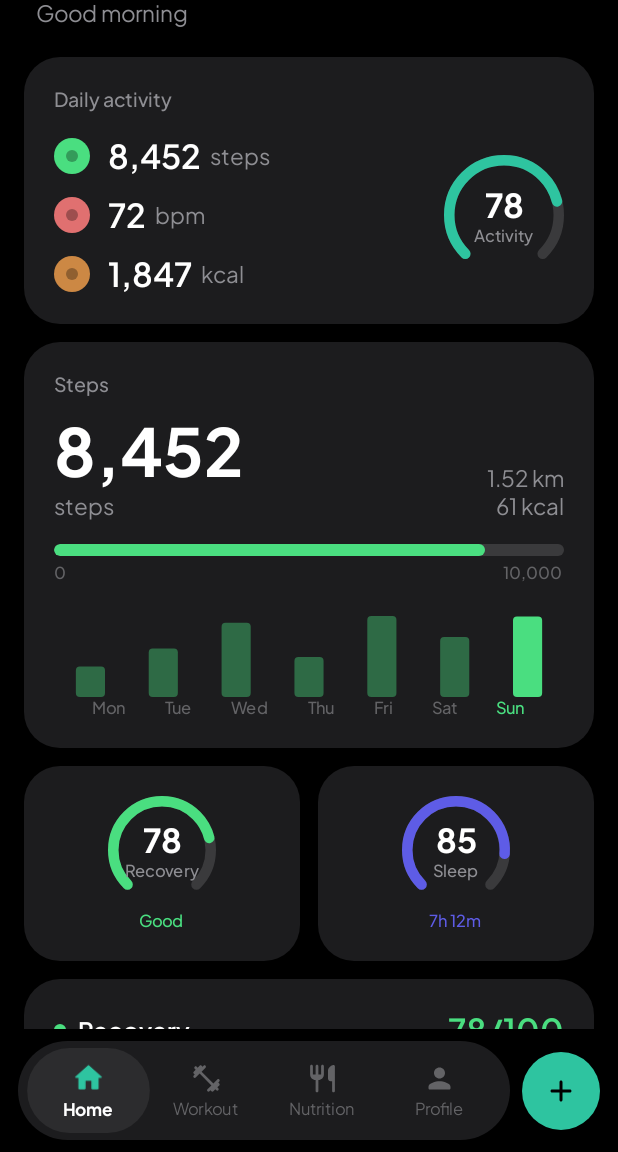
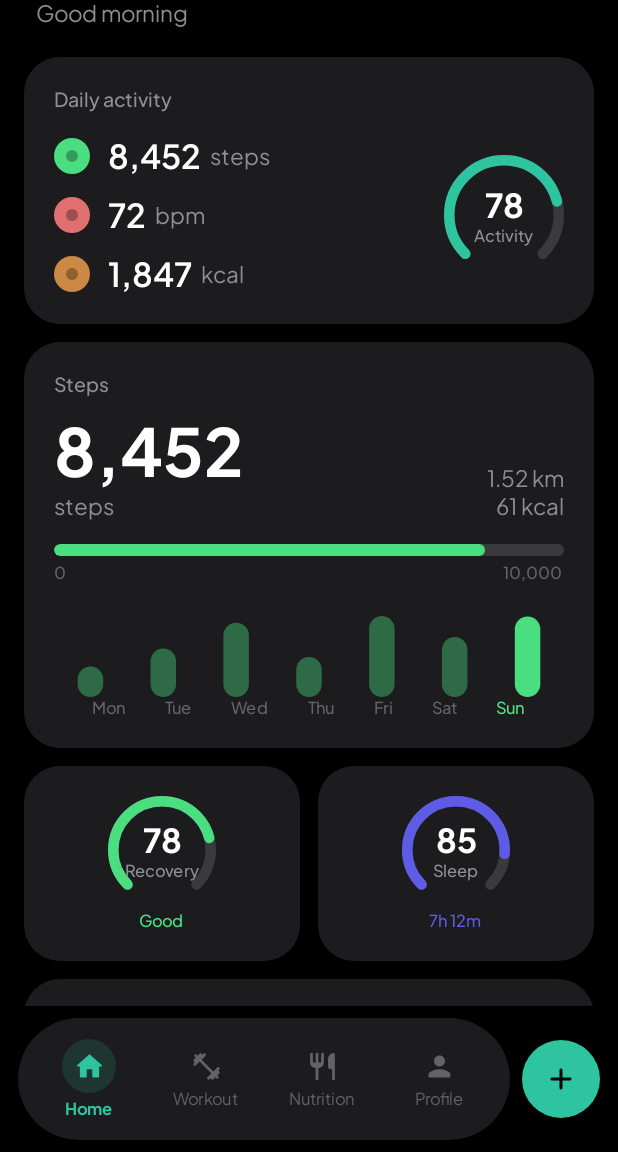
Before and after one commit to ajayaj2001/VEYRA, an Android app built with Jetpack Compose: the HomeScreen screen opened through its navigation route, on a phone screen of 412 x 824 dp, the part 84-1236 px from its top. Run offline under Robolectric (Android 15) with nearby library versions, the phone set to English and light mode, and no system bars.

Commit message:
fix: Capsule bars, heart rate wave, footer glow, sign out
- Weekly bar chart bars now have full capsule/pill rounded ends
- Heart Rate card has animated ECG wave pattern (scrolling QRS complex)
- Bottom nav selected tab has teal glow circle behind icon + teal text
- Removed pill background on selected tab, replaced with glow effect
- Sign Out button now functional — navigates back to login screen,
  clears entire back stack

Co-Authored-By: Claude Opus 4.6 (1M context) <noreply@anthropic.com>

```diff
--- a/app/src/main/java/com/veyra/MainActivity.kt
+++ b/app/src/main/java/com/veyra/MainActivity.kt
@@ -132,19 +132,11 @@ private fun BottomBar(
         ) {
             Tab.entries.forEach { tab ->
                 val selected = currentRoute == tab.route
-                val scale by animateFloatAsState(
-                    if (selected) 1.05f else 1f, tween(150), label = "nav"
-                )
 
                 Box(
                     Modifier
                         .weight(1f)
-                        .scale(scale)
                         .clip(RoundedCornerShape(9999.dp))
-                        .then(
-                            if (selected) Modifier.background(V.SurfaceElevated)
-                            else Modifier
-                        )
                         .clickable(
                             remember { MutableInteractionSource() }, null,
                             onClick = { onTab(tab) },
@@ -154,19 +146,31 @@ private fun BottomBar(
                 ) {
                     Column(
                         horizontalAlignment = Alignment.CenterHorizontally,
-                        verticalArrangement = Arrangement.spacedBy(2.dp),
+                        verticalArrangement = Arrangement.spacedBy(3.dp),
                     ) {
-                        Icon(
-                            tab.icon, tab.label,
-                            tint = if (selected) V.Teal else V.GrayDark,
-                            modifier = Modifier.size(22.dp),
-                        )
+                        // Icon with glow behind it when selected
+                        Box(contentAlignment = Alignment.Center) {
+                            if (selected) {
+                                // Teal glow circle behind icon
+                                Box(
+                                    Modifier
+                                        .size(36.dp)
+                                        .clip(CircleShape)
+                                        .background(V.Teal.copy(alpha = 0.15f))
+                                )
+                            }
+                            Icon(
+                                tab.icon, tab.label,
+                                tint = if (selected) V.Teal else V.GrayDark,
+                                modifier = Modifier.size(22.dp),
+                            )
+                        }
                         Text(
                             tab.label,
                             style = MaterialTheme.typography.labelSmall.copy(
                                 fontWeight = if (selected) FontWeight.Bold else FontWeight.Normal,
                             ),
-                            color = if (selected) V.White else V.GrayDark,
+                            color = if (selected) V.Teal else V.GrayDark,
                         )
                     }
                 }
--- a/app/src/main/java/com/veyra/ui/screens/home/HomeScreen.kt
+++ b/app/src/main/java/com/veyra/ui/screens/home/HomeScreen.kt
@@ -3,12 +3,19 @@ package com.veyra.ui.screens.home
 import androidx.compose.animation.AnimatedVisibility
 import androidx.compose.animation.core.Animatable
 import androidx.compose.animation.core.FastOutSlowInEasing
+import androidx.compose.animation.core.LinearEasing
+import androidx.compose.animation.core.RepeatMode
+import androidx.compose.animation.core.animateFloat
 import androidx.compose.animation.core.animateFloatAsState
+import androidx.compose.animation.core.infiniteRepeatable
+import androidx.compose.animation.core.rememberInfiniteTransition
 import androidx.compose.animation.core.tween
 import androidx.compose.animation.fadeIn
 import androidx.compose.animation.slideInVertically
 import androidx.compose.foundation.Canvas
 import androidx.compose.foundation.background
+import androidx.compose.ui.graphics.Path
+import androidx.compose.ui.graphics.drawscope.Stroke as DrawStroke
 import androidx.compose.foundation.layout.Arrangement
 import androidx.compose.foundation.layout.Box
 import androidx.compose.foundation.layout.Column
@@ -181,7 +188,7 @@ fun HomeScreen(nav: NavController) {
         Appear(visible, 500) {
             Column(Modifier.padding(horizontal = 16.dp), verticalArrangement = Arrangement.spacedBy(12.dp)) {
                 Row(Modifier.fillMaxWidth(), horizontalArrangement = Arrangement.spacedBy(12.dp)) {
-                    SmallMetric("Heart Rate", "72", "bpm", V.Red, Modifier.weight(1f))
+                    HeartRateCard(Modifier.weight(1f))
                     SmallMetric("Resting HR", "58", "bpm", V.Red, Modifier.weight(1f))
                 }
                 Row(Modifier.fillMaxWidth(), horizontalArrangement = Arrangement.spacedBy(12.dp)) {
@@ -245,6 +252,76 @@ private fun SmallMetric(label: String, value: String, unit: String, color: Color
 }
 
 @Composable
+private fun HeartRateCard(modifier: Modifier = Modifier) {
+    val inf = rememberInfiniteTransition(label = "hr")
+    val phase by inf.animateFloat(
+        initialValue = 0f, targetValue = 1f,
+        animationSpec = infiniteRepeatable(tween(2000, easing = LinearEasing), RepeatMode.Restart),
+        label = "hrPhase",
+    )
+
+    VCard(modifier) {
+        Column {
+            Row(verticalAlignment = Alignment.CenterVertically) {
+                Box(
+                    Modifier.size(32.dp).clip(CircleShape).background(V.Red.copy(alpha = 0.15f)),
+                    contentAlignment = Alignment.Center,
+                ) { Box(Modifier.size(12.dp).clip(CircleShape).background(V.Red)) }
+                Spacer(Modifier.width(8.dp))
+                Text("Heart Rate", style = MaterialTheme.typography.titleSmall, color = V.Gray)
+            }
+            Spacer(Modifier.height(10.dp))
+            Row(verticalAlignment = Alignment.Bottom) {
+                Text("72", style = MaterialTheme.typography.headlineMedium, color = V.White)
+                Spacer(Modifier.width(4.dp))
+                Text("bpm", style = MaterialTheme.typography.bodySmall, color = V.Gray)
+            }
+            Spacer(Modifier.height(8.dp))
+            // ECG wave
+            Canvas(Modifier.fillMaxWidth().height(32.dp)) {
+                val w = size.width
+                val h = size.height
+                val mid = h / 2
+                val offset = phase * w * 0.5f // Scrolling offset
+
+                val path = Path()
+                val segW = w / 5f // One heartbeat segment width
+
+                path.moveTo(-offset, mid)
+
+                // Draw repeating ECG pattern across width + extra for scrolling
+                var x = -offset
+                while (x < w + segW) {
+                    // Flat baseline
+                    path.lineTo(x + segW * 0.3f, mid)
+                    // Small P wave
+                    path.lineTo(x + segW * 0.35f, mid - h * 0.08f)
+                    path.lineTo(x + segW * 0.4f, mid)
+                    // Sharp QRS complex
+                    path.lineTo(x + segW * 0.45f, mid + h * 0.1f) // Q dip
+                    path.lineTo(x + segW * 0.5f, mid - h * 0.4f)  // R peak
+                    path.lineTo(x + segW * 0.55f, mid + h * 0.15f) // S dip
+                    // Return to baseline
+                    path.lineTo(x + segW * 0.6f, mid)
+                    // T wave
+                    path.lineTo(x + segW * 0.7f, mid - h * 0.12f)
+                    path.lineTo(x + segW * 0.8f, mid)
+                    // Flat
+                    path.lineTo(x + segW, mid)
+                    x += segW
+                }
+
+                drawPath(
+                    path = path,
+                    color = V.Red.copy(alpha = 0.7f),
+                    style = DrawStroke(width = 2.dp.toPx(), cap = StrokeCap.Round),
+                )
+            }
+        }
+    }
+}
+
+@Composable
 private fun ProgressBar(progress: Float, color: Color) {
     val anim by animateFloatAsState(progress, tween(1000), label = "prog")
     Box(Modifier.fillMaxWidth().height(8.dp).clip(RoundedCornerShape(4.dp)).background(V.SurfaceBright)) {
@@ -279,15 +356,16 @@ private fun WeekBars(values: List<Float>, color: Color) {
     Column {
         Canvas(Modifier.fillMaxWidth().height(60.dp)) {
             val barW = size.width / values.size
-            val w = barW * 0.4f
+            val w = barW * 0.35f
+            val halfW = w / 2f // For full capsule: radius = half width
             values.forEachIndexed { i, v ->
-                val h = (v / max * size.height * 0.9f)
+                val h = (v / max * size.height * 0.9f).coerceAtLeast(w) // Min height = width for pill shape
                 val x = i * barW + (barW - w) / 2
                 drawRoundRect(
                     color = if (i == values.lastIndex) color else color.copy(alpha = 0.4f),
                     topLeft = Offset(x, size.height - h),
                     size = Size(w, h),
-                    cornerRadius = CornerRadius(4f),
+                    cornerRadius = CornerRadius(halfW, halfW), // Full capsule ends
                 )
             }
         }
--- a/app/src/main/java/com/veyra/ui/screens/profile/ProfileScreen.kt
+++ b/app/src/main/java/com/veyra/ui/screens/profile/ProfileScreen.kt
@@ -200,7 +200,11 @@ fun ProfileScreen(nav: NavController) {
             textAlign = TextAlign.Center,
             modifier = Modifier
                 .fillMaxWidth()
-                .clickable { }
+                .clickable {
+                    nav.navigate(Routes.LOGIN) {
+                        popUpTo(0) { inclusive = true }
+                    }
+                }
                 .padding(16.dp),
         )
     }
```
